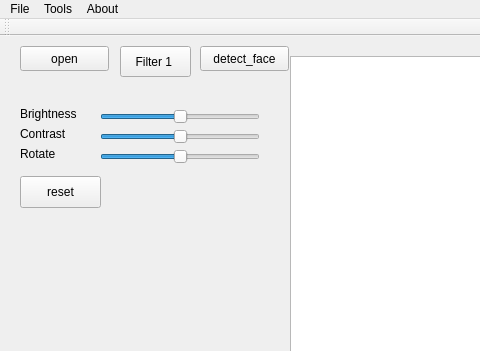
Old version of the form view.ui in the repository yang-han/GraphicsEditor; both pictures show x 0 to 480 and y 0 to 351 of the 971 by 674 pixel window.
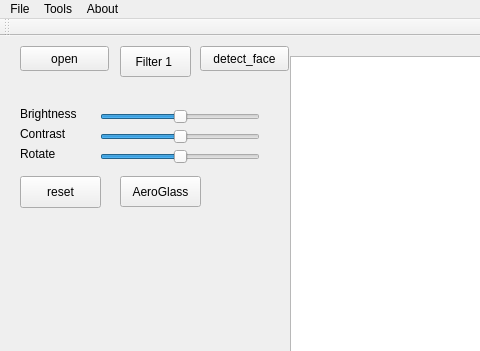
New version of the form.

The edit to the form file:
```diff
--- a/view.ui
+++ b/view.ui
@@ -209,6 +209,19 @@
      <string>Rotate</string>
     </property>
    </widget>
+   <widget class="QPushButton" name="filter_2">
+    <property name="geometry">
+     <rect>
+      <x>120</x>
+      <y>140</y>
+      <width>81</width>
+      <height>31</height>
+     </rect>
+    </property>
+    <property name="text">
+     <string>AeroGlass</string>
+    </property>
+   </widget>
   </widget>
   <widget class="QMenuBar" name="menuBar">
    <property name="geometry">
```
Left out of the diff: 2 changed lines with no effect on the pictures.
